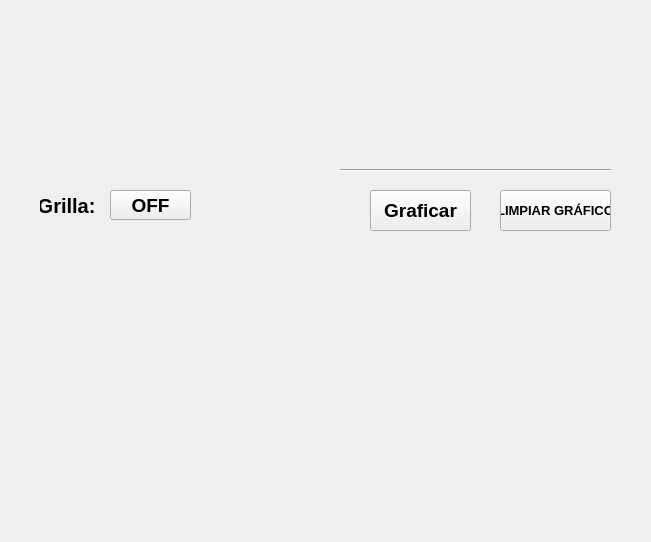
Before: the Qt Designer form Unidad 4/P_BaseProyectoFinal_Prop/Plantilla_Grafica.ui in celineazs/PIP_2025_1_Eq3, drawn with Qt 5.
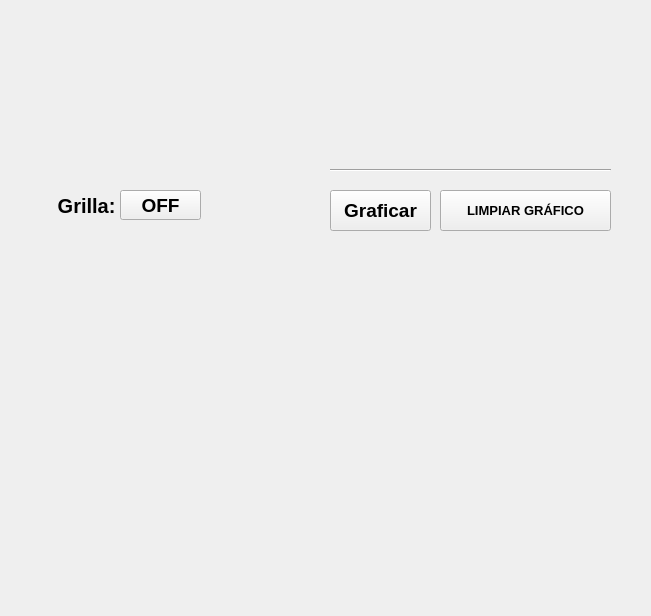
After: the same form once the commit is applied. Icons and pictures are not drawn.

What changed in the file:
```diff
--- a/Unidad 4/P_BaseProyectoFinal_Prop/Plantilla_Grafica.ui
+++ b/Unidad 4/P_BaseProyectoFinal_Prop/Plantilla_Grafica.ui
@@ -7,7 +7,7 @@
     <x>0</x>
     <y>0</y>
     <width>651</width>
-    <height>542</height>
+    <height>616</height>
    </rect>
   </property>
   <property name="windowTitle">
@@ -16,9 +16,9 @@
   <widget class="Line" name="line">
    <property name="geometry">
     <rect>
-     <x>340</x>
+     <x>330</x>
      <y>160</y>
-     <width>271</width>
+     <width>281</width>
      <height>20</height>
     </rect>
    </property>
@@ -29,7 +29,7 @@
   <widget class="QPushButton" name="btn_graficar">
    <property name="geometry">
     <rect>
-     <x>370</x>
+     <x>330</x>
      <y>190</y>
      <width>101</width>
      <height>41</height>
@@ -38,6 +38,7 @@
    <property name="font">
     <font>
      <pointsize>14</pointsize>
+     <weight>75</weight>
      <bold>true</bold>
     </font>
    </property>
@@ -48,15 +49,16 @@
   <widget class="QPushButton" name="btn_limpiar">
    <property name="geometry">
     <rect>
-     <x>500</x>
+     <x>440</x>
      <y>190</y>
-     <width>111</width>
+     <width>171</width>
      <height>41</height>
     </rect>
    </property>
    <property name="font">
     <font>
      <pointsize>10</pointsize>
+     <weight>75</weight>
      <bold>true</bold>
     </font>
    </property>
@@ -69,13 +71,14 @@
     <rect>
      <x>40</x>
      <y>190</y>
-     <width>61</width>
+     <width>81</width>
      <height>31</height>
     </rect>
    </property>
    <property name="font">
     <font>
      <pointsize>15</pointsize>
+     <weight>75</weight>
      <bold>true</bold>
     </font>
    </property>
@@ -89,7 +92,7 @@
   <widget class="QPushButton" name="btn_grilla">
    <property name="geometry">
     <rect>
-     <x>110</x>
+     <x>120</x>
      <y>190</y>
      <width>81</width>
      <height>30</height>
@@ -98,6 +101,7 @@
    <property name="font">
     <font>
      <pointsize>14</pointsize>
+     <weight>75</weight>
      <bold>true</bold>
     </font>
    </property>
@@ -154,7 +158,29 @@
     <string/>
    </property>
    <property name="pixmap">
-    <pixmap resource="../../Archivos/Recursos.qrc">:/Logos/FIT_logo_vertical.png</pixmap>
+    <pixmap resource="../../Archivos/Resources/resource.qrc">:/logos/FIT_logo_vertical.png</pixmap>
+   </property>
+   <property name="scaledContents">
+    <bool>true</bool>
+   </property>
+  </widget>
+  <widget class="QLabel" name="imagen_3">
+   <property name="geometry">
+    <rect>
+     <x>520</x>
+     <y>520</y>
+     <width>111</width>
+     <height>111</height>
+    </rect>
+   </property>
+   <property name="styleSheet">
+    <string notr="true"/>
+   </property>
+   <property name="text">
+    <string/>
+   </property>
+   <property name="pixmap">
+    <pixmap resource="../../Archivos/Resources/resource.qrc">:/logos/equipo.png</pixmap>
    </property>
    <property name="scaledContents">
     <bool>true</bool>
```
Left out of the diff: 3 changed lines with no effect on the pictures.
